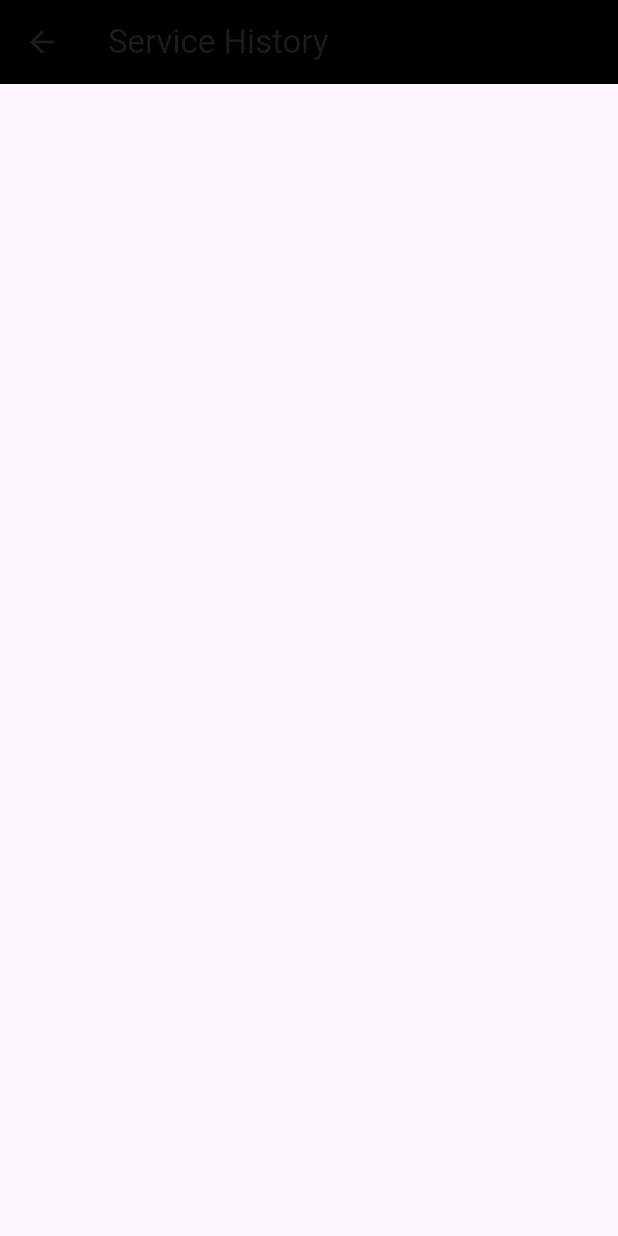
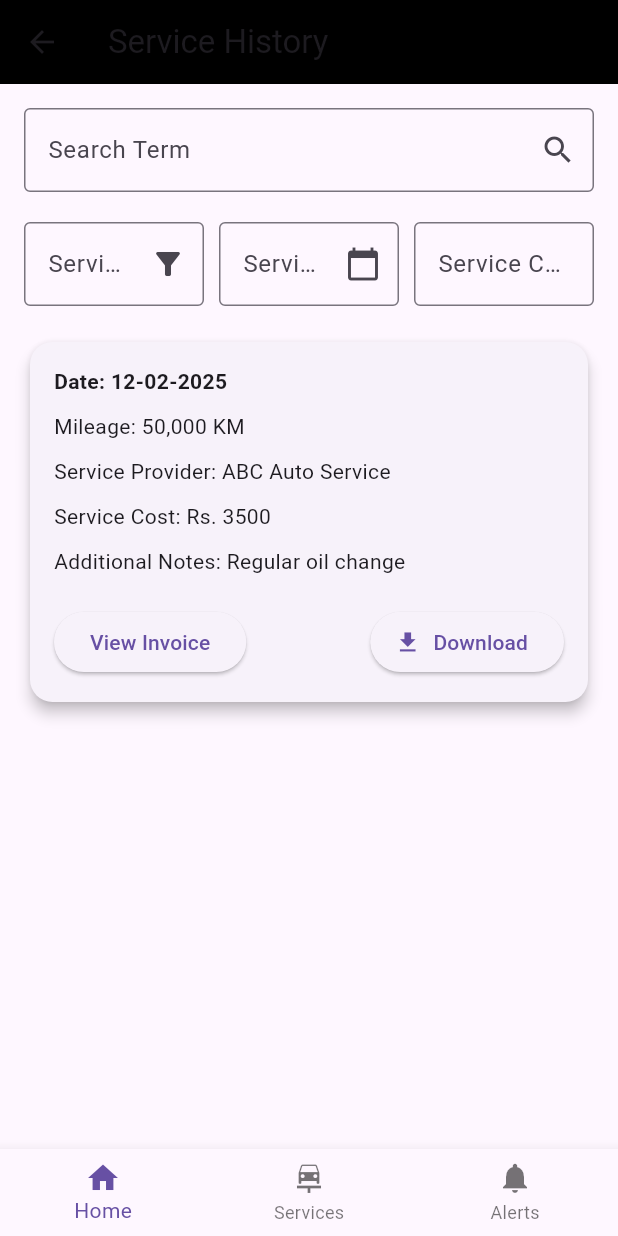
Before and after one commit to IsiraAdithyaWithana/Dr.-Cars, a Flutter app: the screen it shows after launch, on a phone screen of 412 x 824 dp. Run offline on Flutter 3.47's test engine with Material 3 defaults, Android fonts, the phone set to English and light mode, and no system bars.

Commit message:
servicehistory page

```diff
--- a/lib/interface/Service History.dart
+++ b/lib/interface/Service History.dart
@@ -16,6 +16,148 @@ class ServiceHistorypage extends StatelessWidget {
           },
         ),
       ),
+      body: Padding(
+        padding: const EdgeInsets.all(16.0),
+        child: Column(
+          crossAxisAlignment: CrossAxisAlignment.start,
+          children: [
+            // Search Term
+            TextField(
+              decoration: InputDecoration(
+                labelText: 'Search Term',
+                border: OutlineInputBorder(),
+                suffixIcon: Icon(Icons.search),
+              ),
+            ),
+            SizedBox(height: 20),
+
+            // Filter Options
+            Row(
+              children: [
+                Expanded(
+                  child: TextField(
+                    decoration: InputDecoration(
+                      labelText: 'Service Type',
+                      border: OutlineInputBorder(),
+                      suffixIcon: Icon(Icons.filter_alt),
+                    ),
+                  ),
+                ),
+                SizedBox(width: 10),
+                Expanded(
+                  child: TextField(
+                    decoration: InputDecoration(
+                      labelText: 'Service Date',
+                      border: OutlineInputBorder(),
+                      suffixIcon: Icon(Icons.calendar_today),
+                    ),
+                  ),
+                ),
+                SizedBox(width: 10),
+                Expanded(
+                  child: TextField(
+                    decoration: InputDecoration(
+                      labelText: 'Service Cost',
+                      border: OutlineInputBorder(),
+                      prefixText: 'Rs.',
+                    ),
+                  ),
+                ),
+              ],
+            ),
+            SizedBox(height: 20),
+
+            // Record Details Section
+            Expanded(
+              child: ListView(
+                children: [
+                  ServiceRecordCard(
+                    date: '12-02-2025',
+                    mileage: '50,000 KM',
+                    provider: 'ABC Auto Service',
+                    cost: 'Rs. 3500',
+                    notes: 'Regular oil change',
+                  ),
+                  // You can duplicate or dynamically generate more cards here.
+                ],
+              ),
+            ),
+          ],
+        ),
+      ),
+      bottomNavigationBar: BottomNavigationBar(
+        items: const [
+          BottomNavigationBarItem(icon: Icon(Icons.home), label: 'Home'),
+          BottomNavigationBarItem(
+            icon: Icon(Icons.car_repair),
+            label: 'Services',
+          ),
+          BottomNavigationBarItem(
+            icon: Icon(Icons.notifications),
+            label: 'Alerts',
+          ),
+        ],
+      ),
     );
   }
 }
+
+class ServiceRecordCard extends StatelessWidget {
+  final String date;
+  final String mileage;
+  final String provider;
+  final String cost;
+  final String notes;
+
+  const ServiceRecordCard({
+    required this.date,
+    required this.mileage,
+    required this.provider,
+    required this.cost,
+    required this.notes,
+  });
+
+  @override
+  Widget build(BuildContext context) {
+    return Card(
+      shape: RoundedRectangleBorder(borderRadius: BorderRadius.circular(15)),
+      elevation: 4,
+      child: Padding(
+        padding: const EdgeInsets.all(16.0),
+        child: Column(
+          crossAxisAlignment: CrossAxisAlignment.start,
+          children: [
+            Text('Date: $date', style: TextStyle(fontWeight: FontWeight.bold)),
+            SizedBox(height: 10),
+            Text('Mileage: $mileage'),
+            SizedBox(height: 10),
+            Text('Service Provider: $provider'),
+            SizedBox(height: 10),
+            Text('Service Cost: $cost'),
+            SizedBox(height: 10),
+            Text('Additional Notes: $notes'),
+            SizedBox(height: 20),
+            Row(
+              mainAxisAlignment: MainAxisAlignment.spaceBetween,
+              children: [
+                ElevatedButton(
+                  onPressed: () {
+                    // View action here
+                  },
+                  child: Text('View Invoice'),
+                ),
+                ElevatedButton.icon(
+                  onPressed: () {
+                    // Download action here
+                  },
+                  icon: Icon(Icons.download),
+                  label: Text('Download'),
+                ),
+              ],
+            ),
+          ],
+        ),
+      ),
+    );
+  }
+}
```
